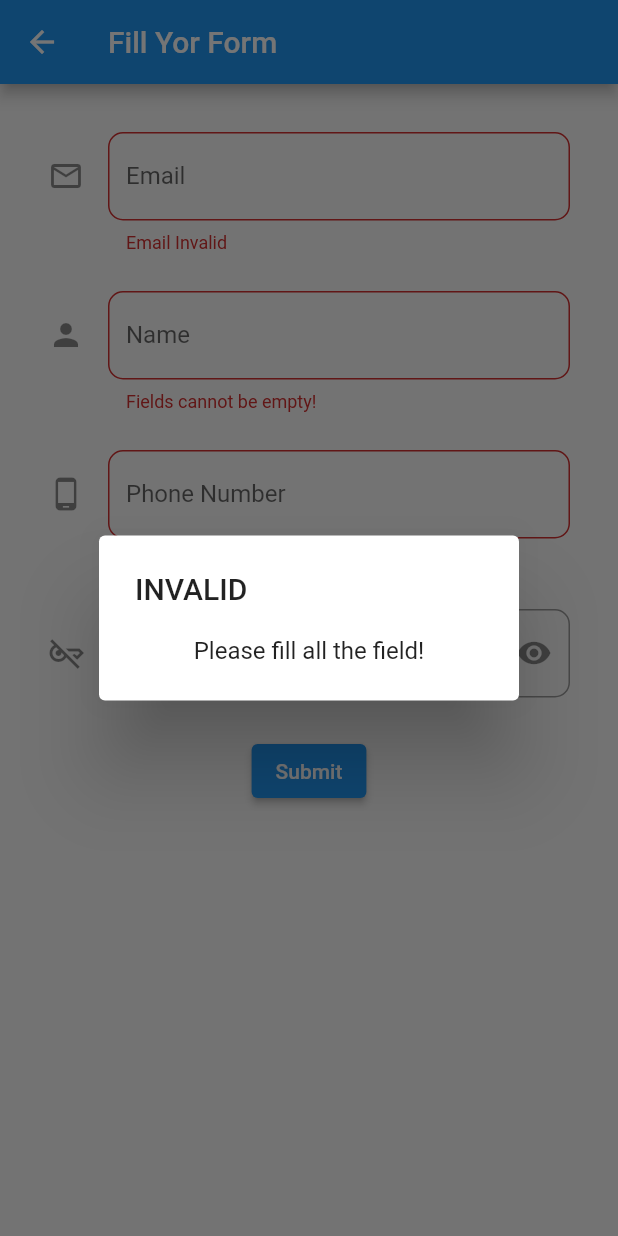
After one commit to UnknownArt01/afl1-depd, a Flutter app: the Login screen opened by its route, after a tap on "Submit", on a phone screen of 412 x 824 dp. The commit adds this screen. Run offline on Flutter 3.47's test engine with Material 2 defaults, Android fonts, the phone set to English and light mode, and no system bars; our stand-ins replace email_validator.

Commit message:
AFL2 COMMIT

```diff
--- a/lib/main.dart
+++ b/lib/main.dart
@@ -1,5 +1,6 @@
 import 'package:flutter/material.dart';
 import 'package:selyandaru_afl1/views/tampilan.dart';
+
 
 
 void main() {
@@ -12,7 +13,10 @@ class MyNewApps extends StatelessWidget {
   @override
   Widget build(BuildContext context) {
     return MaterialApp(
-      home: Home(),
+      routes: {
+        '/': (context) => const Home(),
+        '/nextpage': (context) => const Login(),
+      },
     );
   }
 }
--- a/lib/views/home.dart
+++ b/lib/views/home.dart
@@ -36,8 +36,8 @@ class _HomeState extends State<Home> {
                     Container(
                       width: double.infinity,
                       height: double.infinity,
-                    child:
-                        Image.asset('assets/images/ai.png', fit: BoxFit.cover),
+                      child: Image.asset('assets/images/ai.png',
+                          fit: BoxFit.cover),
                     ),
                     Align(
                       alignment: Alignment(0.9, -0.8),
@@ -143,9 +143,14 @@ class _HomeState extends State<Home> {
                   ),
                 ],
               ),
-          )
+            ),
           ]),
         ),
-    );
+        floatingActionButton: FloatingActionButton.extended(
+          onPressed: (() {
+            Navigator.pushNamed(context, '/nextpage');
+          }),
+          label: Text("Downlaod Now"),
+        ));
   }
 }
--- /dev/null
+++ b/lib/views/login.dart
@@ -0,0 +1,183 @@
+part of "tampilan.dart";
+
+class Login extends StatefulWidget {
+  const Login({super.key});
+
+  @override
+  State<Login> createState() => _Login();
+}
+
+class _Login extends State<Login> {
+  @override
+  void initState() {
+    super.initState();
+  }
+
+  final _loginKey = GlobalKey<FormState>();
+  final ctrlEmail = TextEditingController();
+  final ctrlPass = TextEditingController();
+  final ctrlNama = TextEditingController();
+  final ctrlPhone = TextEditingController();
+  bool isVisible = true;
+
+  @override
+  void dispose() {
+    ctrlEmail.dispose();
+    ctrlPass.dispose();
+    super.dispose();
+  }
+
+  @override
+  Widget build(BuildContext context) {
+    return Scaffold(
+      appBar: AppBar(
+        title: Text("Fill Yor Form"),
+      ),
+      body: Container(
+        width: double.infinity,
+        height: double.infinity,
+        padding: EdgeInsets.all(32),
+        child: Form(
+            key: _loginKey,
+            child: Column(
+              children: [
+                TextFormField(
+                  keyboardType: TextInputType.emailAddress,
+                  decoration: InputDecoration(
+                    labelText: "Email",
+                    icon: Icon(Icons.email_outlined),
+                    hintText: "Email",
+                    border: OutlineInputBorder(
+                      borderRadius: BorderRadius.circular(10),
+                    ),
+                  ),
+                  controller: ctrlEmail,
+                  autovalidateMode: AutovalidateMode.onUserInteraction,
+                  validator: (value) {
+                    return EmailValidator.validate(value.toString())
+                        ? null
+                        : "Email Invalid";
+                  },
+                ),
+                SizedBox(
+                  height: 25,
+                ),
+                TextFormField(
+                  keyboardType: TextInputType.name,
+                  decoration: InputDecoration(
+                    labelText: "Name",
+                    icon: Icon(Icons.person),
+                    hintText: "Name",
+                    border: OutlineInputBorder(
+                      borderRadius: BorderRadius.circular(10),
+                    ),
+                  ),
+                  controller: ctrlNama,
+                  autovalidateMode: AutovalidateMode.onUserInteraction,
+                  validator: (value) {
+                    return value.toString().isEmpty
+                        ? 'Fields cannot be empty!'
+                        : null;
+                  },
+                ),
+                SizedBox(
+                  height: 25,
+                ),
+                TextFormField(
+                  keyboardType: TextInputType.number,
+                  decoration: InputDecoration(
+                    labelText: "Phone Number",
+                    icon: Icon(Icons.phone_android),
+                    hintText: "0821*********",
+                    border: OutlineInputBorder(
+                      borderRadius: BorderRadius.circular(10),
+                    ),
+                  ),
+                  controller: ctrlPhone,
+                  autovalidateMode: AutovalidateMode.onUserInteraction,
+                  validator: (value) {
+                    return value.toString().isEmpty
+                        ? 'Fields cannot be empty!'
+                        : null;
+                  },
+                ),
+                SizedBox(
+                  height: 25,
+                ),
+                TextFormField(
+                  obscureText: isVisible ? true : false,
+                  decoration: InputDecoration(
+                    labelText: "Password",
+                    icon: Icon(Icons.key_off_outlined),
+                    hintText: "Password",
+                    border: OutlineInputBorder(
+                      borderRadius: BorderRadius.circular(10),
+                    ),
+                    prefixIcon: const Icon(Icons.lock),
+                    suffixIcon: GestureDetector(
+                      onTap: () {
+                        setState(() {
+                          isVisible = !isVisible;
+                        });
+                      },
+                      child: Icon(
+                          isVisible ? Icons.visibility : Icons.visibility_off),
+                    ),
+                  ),
+                  controller: ctrlPass,
+                ),
+                SizedBox(
+                  height: 25,
+                ),
+                ElevatedButton(
+                    onPressed: () {
+                      if (_loginKey.currentState!.validate()) {
+                        showDialog(
+                          context: context,
+                          builder: (context) {
+                            return AlertDialog(
+                              actions: [
+                                ElevatedButton(
+                                  onPressed: (() {
+                                    Navigator.pushAndRemoveUntil<dynamic>(
+                                        context,
+                                        MaterialPageRoute(
+                                            builder: (context) => Home()),
+                                        ((route) => false));
+                                  }),
+                                  child: Text("OK"),
+                                )
+                              ],
+                              title: Text("CUCESS"),
+                              content: Column(
+                                mainAxisSize: MainAxisSize.min,
+                                children: [
+                                  Text("Silahkan kembali ke halaman menu")
+                                ],
+                              ),
+                            );
+                          },
+                        );
+                      } else {
+                        showDialog(
+                          context: context,
+                          builder: (context) {
+                            return AlertDialog(
+                              title: Text("INVALID"),
+                              content: Column(
+                                mainAxisSize: MainAxisSize.min,
+                                children: [Text("Please fill all the field!")],
+                              ),
+                            );
+                          },
+                        );
+                      }
+                    },
+                    child: Text("Submit"))
+              ],
+            )),
+        alignment: Alignment.center,
+      ),
+    );
+  }
+}
--- a/lib/views/tampilan.dart
+++ b/lib/views/tampilan.dart
@@ -1,6 +1,8 @@
-
 import 'package:flutter/material.dart';
-
+import 'package:flutter/src/widgets/container.dart';
+import 'package:flutter/src/widgets/framework.dart';
+import 'package:email_validator/email_validator.dart';
 
 
 part 'home.dart';
+part 'login.dart';
```
Also changed, not shown: pubspec.yaml (+6 -19 lines), pubspec.lock. Lines whose indentation alone changed are shown as unchanged.
